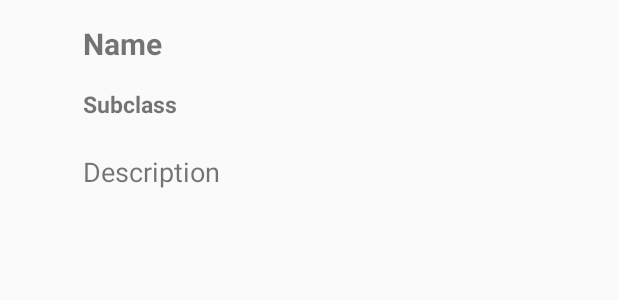
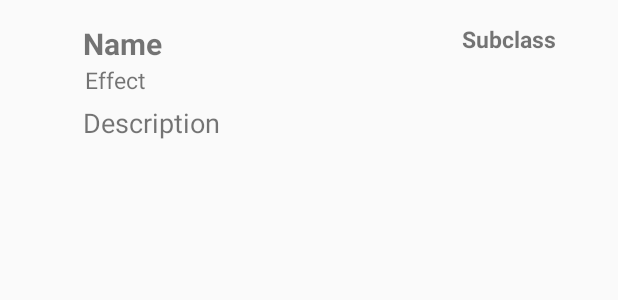
Before and after one commit to Daanp96/s1114322_s1115218_iiatimd_app, an Android app: the layout activity_food.xml on its own in the app's theme, with its tools: preview values and no code run, on a phone screen of 412 x 824 dp. Shown: the top 300 px of the screen. Run offline under Robolectric (Android 15) with nearby library versions, the phone set to English and light mode, and no system bars; network calls fail.

Commit message:
Added effect to food

```diff
--- a/app/src/main/AndroidManifest.xml
+++ b/app/src/main/AndroidManifest.xml
@@ -9,7 +9,7 @@
         android:roundIcon="@mipmap/ic_launcher_round"
         android:supportsRtl="true"
         android:theme="@style/AppTheme">
-        <activity android:name=".MainActivity">
+        <activity android:name=".FoodActivity">
             <intent-filter>
                 <action android:name="android.intent.action.MAIN" />
 
--- a/app/src/main/java/com/example/breadofthewild/MainActivity.java
+++ b/app/src/main/java/com/example/breadofthewild/FoodActivity.java
@@ -21,9 +21,9 @@ import org.json.JSONObject;
 import java.util.ArrayList;
 import java.util.List;
 
-public class MainActivity extends AppCompatActivity {
+public class FoodActivity extends AppCompatActivity {
 
-    private String url = "https://botw-cookbook-api.herokuapp.com/api/food";
+    private String url = "https://botw-cookbook.herokuapp.com/api/food";
 
     private RecyclerView mList;
 
@@ -67,6 +67,7 @@ public class MainActivity extends AppCompatActivity {
                         food.setImage(jsonObject.getString("image"));
                         food.setDescription(jsonObject.getString("description"));
                         food.setSubclass(jsonObject.getString("subclass"));
+                        food.setEffect(jsonObject.getString("effect"));
                         foodList.add(food);
                     } catch (JSONException e) {
                         e.printStackTrace();
--- a/app/src/main/java/com/example/breadofthewild/FoodAdapter.java
+++ b/app/src/main/java/com/example/breadofthewild/FoodAdapter.java
@@ -28,6 +28,7 @@ public class FoodAdapter extends RecyclerView.Adapter<FoodAdapter.FoodViewHolder
         public ImageView viewImage;
         public TextView viewDescription;
         public TextView viewSubclass;
+        public TextView viewEffect;
 
 
         public FoodViewHolder(@NonNull View itemView) {
@@ -36,13 +37,14 @@ public class FoodAdapter extends RecyclerView.Adapter<FoodAdapter.FoodViewHolder
             viewImage = itemView.findViewById(R.id.main_image);
             viewDescription = itemView.findViewById(R.id.main_description);
             viewSubclass = itemView.findViewById(R.id.main_subclass);
+            viewEffect = itemView.findViewById(R.id.main_effect);
         }
     }
 
     @NonNull
     @Override
     public FoodAdapter.FoodViewHolder onCreateViewHolder(@NonNull ViewGroup parent, int viewType) {
-        View v = LayoutInflater.from(context).inflate(R.layout.single_item, parent, false);
+        View v = LayoutInflater.from(context).inflate(R.layout.activity_food, parent, false);
         FoodViewHolder foodViewHolder = new FoodViewHolder(v);
         return foodViewHolder;
     }
@@ -54,6 +56,7 @@ public class FoodAdapter extends RecyclerView.Adapter<FoodAdapter.FoodViewHolder
         holder.viewDescription.setText(food.getDescription());
         Picasso.get().load(food.getImage()).into(holder.viewImage);
         holder.viewSubclass.setText(food.getSubclass());
+        holder.viewEffect.setText("Effect: " + food.getEffect());
 //        Picasso.get().load("https://dl.airtable.com/JtPShAO4TQS3JtMsg87E_40px-BotW_Tough_Elixir_Icon.png%3Fversion%3D53aabd7829fcba3fc04ea19cd05e31ff").into(holder.viewImage);
     }
 
--- a/app/src/main/res/layout/single_item.xml
+++ b/app/src/main/res/layout/activity_food.xml
@@ -7,43 +7,60 @@
     android:layout_height="wrap_content"
     android:orientation="vertical">
 
+
     <ImageView
         android:id="@+id/main_image"
         android:layout_width="40dp"
-        android:layout_height="40dp"/>
+        android:layout_height="40dp"
+        android:padding="2dp" />
 
     <TextView
         android:id="@+id/main_name"
-        android:layout_width="356dp"
-        android:layout_height="43dp"
+
+        android:layout_width="wrap_content"
+        android:layout_height="wrap_content"
         android:layout_alignParentTop="true"
+        android:layout_marginTop="0dp"
         android:layout_toEndOf="@id/main_image"
         android:layout_toRightOf="@id/main_image"
-        android:paddingBottom="5dp"
         android:text="Name"
         android:textSize="20sp"
         android:textStyle="bold" />
 
     <TextView
         android:id="@+id/main_subclass"
-        android:layout_width="356dp"
-        android:layout_height="43dp"
+        android:layout_width="wrap_content"
+        android:layout_height="wrap_content"
+        android:layout_alignParentEnd="true"
+        android:layout_alignParentRight="true"
+        android:layout_marginEnd="26dp"
+        android:layout_marginRight="26dp"
+        android:text="Subclass"
+        android:textSize="15sp"
+        android:textStyle="bold" />
+
+    <TextView
+        android:id="@+id/main_effect"
+        android:layout_width="340dp"
+        android:layout_height="wrap_content"
+        android:layout_marginStart="1dp"
+        android:layout_marginLeft="1dp"
         android:layout_toEndOf="@id/main_image"
         android:layout_toRightOf="@id/main_image"
         android:layout_below="@id/main_name"
         android:paddingBottom="5dp"
-        android:text="Subclass"
-        android:textSize="15sp"
-        android:textStyle="bold" />
-
+        android:text="Effect"
+        android:textSize="15sp" />
 
     <TextView
         android:id="@+id/main_description"
-        android:layout_width="356dp"
+        android:layout_width="360dp"
         android:layout_height="wrap_content"
-        android:layout_below="@id/main_subclass"
+        android:layout_below="@id/main_effect"
         android:layout_toEndOf="@id/main_image"
         android:layout_toRightOf="@id/main_image"
         android:text="Description"
         android:textSize="18sp" />
+
+
 </RelativeLayout>
--- a/app/src/main/res/layout/activity_main.xml
+++ b/app/src/main/res/layout/activity_main.xml
@@ -4,7 +4,7 @@
     xmlns:tools="http://schemas.android.com/tools"
     android:layout_width="match_parent"
     android:layout_height="match_parent"
-    tools:context=".MainActivity">
+    tools:context=".FoodActivity">
 
 
     <androidx.recyclerview.widget.RecyclerView
```
Also changed, not shown: app/src/main/java/com/example/breadofthewild/Food.java (+8 -3 lines).
